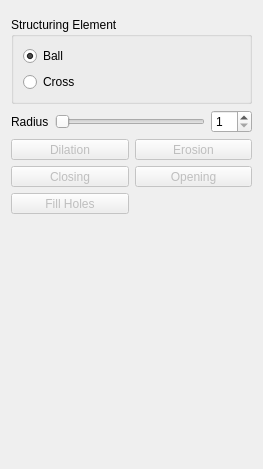
Above: Plugins/org.mitk.gui.qt.segmentation/src/internal/SegmentationUtilities/MorphologicalOperations/QmitkMorphologicalOperationsWidgetControls.ui from MITK/MITK before the change. Below: the same form after it.
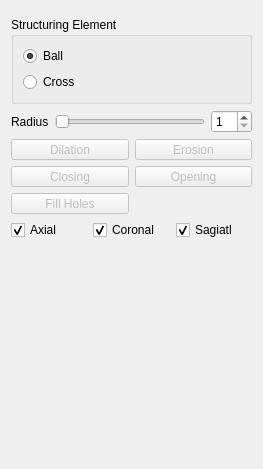
That is the form after the change. Icons and pictures are not drawn. Custom widgets are drawn as their Qt base class.

Commit message: add plane selection checkboxes

```diff
--- a/Plugins/org.mitk.gui.qt.segmentation/src/internal/SegmentationUtilities/MorphologicalOperations/QmitkMorphologicalOperationsWidgetControls.ui
+++ b/Plugins/org.mitk.gui.qt.segmentation/src/internal/SegmentationUtilities/MorphologicalOperations/QmitkMorphologicalOperationsWidgetControls.ui
@@ -232,6 +232,40 @@
      </item>
     </layout>
    </item>
+   <item>
+    <layout class="QHBoxLayout" name="horizontalLayout">
+     <item>
+      <widget class="QCheckBox" name="m_AxialCheckbox">
+       <property name="text">
+        <string>Axial</string>
+       </property>
+       <property name="checked">
+        <bool>true</bool>
+       </property>
+      </widget>
+     </item>
+     <item>
+      <widget class="QCheckBox" name="m_CornalCheckbox">
+       <property name="text">
+        <string>Coronal</string>
+       </property>
+       <property name="checked">
+        <bool>true</bool>
+       </property>
+      </widget>
+     </item>
+     <item>
+      <widget class="QCheckBox" name="m_SagitalCheckbox">
+       <property name="text">
+        <string>Sagiatl</string>
+       </property>
+       <property name="checked">
+        <bool>true</bool>
+       </property>
+      </widget>
+     </item>
+    </layout>
+   </item>
    <item>
     <spacer name="verticalSpacer">
      <property name="orientation">
```
